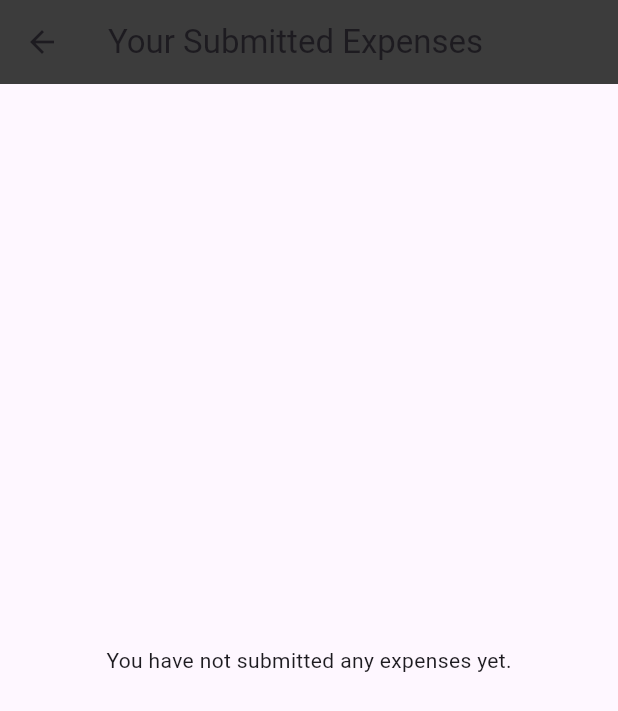
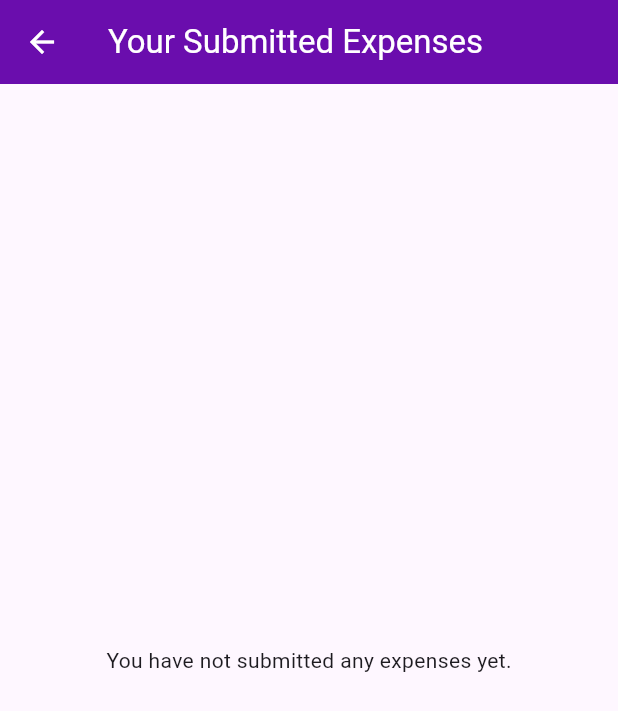
Before and after one commit to VCCCapstone/chronotrack, a Flutter app: the UserListExpensePage screen opened directly, on a phone screen of 412 x 824 dp. Shown: the top 711 px of the screen. Run offline on Flutter 3.47's test engine with Material 3 defaults, Android fonts, the phone set to English and light mode, and no system bars; our stand-ins replace file_picker, photo_view; missing offline and left inert: amplify_auth_cognito, amplify_flutter.

Commit message:
v2.2 5July25 Change AppBar color for previous expense list page user to deep purple to test CI/CD

```diff
--- a/lib/main.dart
+++ b/lib/main.dart
@@ -105,6 +105,8 @@ class _ChronoTrackAppState extends State<ChronoTrackApp> {
       debugShowCheckedModeBanner: false,
       onGenerateRoute: (settings) {
         switch (settings.name) {
+          case '/':
+            return MaterialPageRoute(builder: (_) => const LoginPage());
           case '/login':
             return MaterialPageRoute(builder: (_) => const LoginPage());
           case '/upload':
--- a/lib/user/user_list_expense_page.dart
+++ b/lib/user/user_list_expense_page.dart
@@ -65,7 +65,8 @@ class _UserListExpensePageState extends State<UserListExpensePage> {
     return Scaffold(
       appBar: AppBar(
         title: const Text("Your Submitted Expenses"),
-        backgroundColor: const Color(0xFF3C3C3C),
+        backgroundColor: const Color(0xFF6A0DAD),
+        foregroundColor: Colors.white,
       ),
       body: _loading
           ? const Center(child: CircularProgressIndicator())
```
Also changed, not shown: 2 other files.
